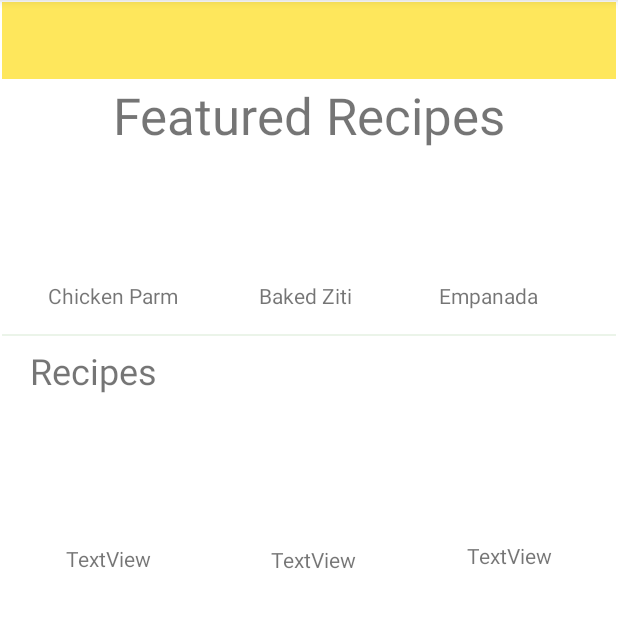
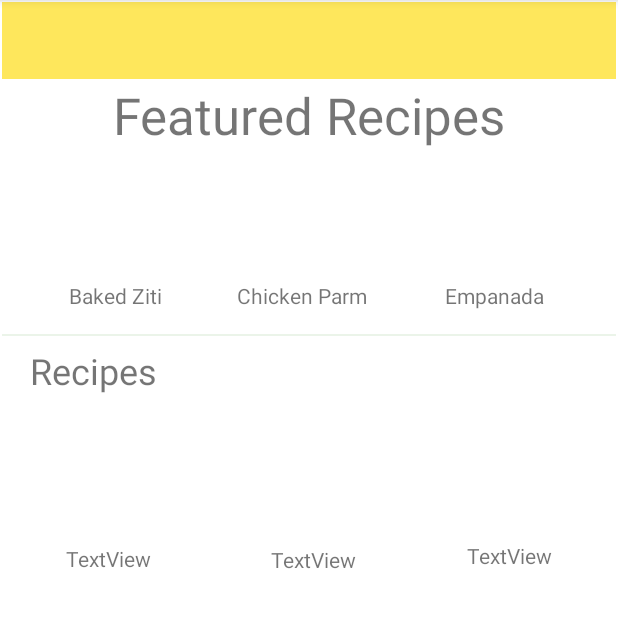
Before and after one commit to wgaines5/TheSensitiveEntree, an Android app: the MainActivity screen opened directly, with no data from a screen before it, on a phone screen of 412 x 824 dp, the part 84-712 px from its top. Run offline under Robolectric (Android 15) with nearby library versions, the phone set to English and light mode, and no system bars.

Commit message:
Progress on Home and Menu - update

```diff
--- a/app/src/main/res/layout/activity_main.xml
+++ b/app/src/main/res/layout/activity_main.xml
@@ -59,34 +59,34 @@
         app:layout_constraintStart_toStartOf="parent" />
 
     <TextView
-        android:id="@+id/feattx1"
+        android:id="@+id/featrecipestx1"
         android:layout_width="wrap_content"
         android:layout_height="wrap_content"
-        android:layout_marginStart="32dp"
+        android:layout_marginStart="50dp"
         android:layout_marginBottom="16dp"
         android:text="Chicken Parm"
         app:layout_constraintBottom_toTopOf="@+id/divider"
-        app:layout_constraintStart_toStartOf="parent" />
+        app:layout_constraintStart_toEndOf="@+id/feattx2" />
 
     <TextView
         android:id="@+id/feattx2"
         android:layout_width="wrap_content"
         android:layout_height="wrap_content"
-        android:layout_marginStart="54dp"
+        android:layout_marginStart="46dp"
         android:layout_marginBottom="16dp"
         android:text="Baked Ziti"
         app:layout_constraintBottom_toTopOf="@+id/divider"
-        app:layout_constraintStart_toEndOf="@+id/feattx1" />
+        app:layout_constraintStart_toStartOf="parent" />
 
     <TextView
         android:id="@+id/feattx3"
         android:layout_width="wrap_content"
         android:layout_height="wrap_content"
-        android:layout_marginStart="58dp"
+        android:layout_marginStart="52dp"
         android:layout_marginBottom="16dp"
         android:text="Empanada"
         app:layout_constraintBottom_toTopOf="@+id/divider"
-        app:layout_constraintStart_toEndOf="@+id/feattx2" />
+        app:layout_constraintStart_toEndOf="@+id/featrecipestx1" />
 
     <TextView
         android:id="@+id/recipe"
@@ -112,7 +112,7 @@
         app:layout_constraintTop_toBottomOf="@+id/featrecipes" />
 
     <TextView
-        android:id="@+id/textView8"
+        android:id="@+id/recipetx3"
         android:layout_width="wrap_content"
         android:layout_height="wrap_content"
         android:layout_marginStart="74dp"
@@ -191,7 +191,7 @@
         android:layout_marginStart="14dp"
         android:layout_marginTop="16dp"
         android:layout_marginBottom="16dp"
-        app:layout_constraintBottom_toTopOf="@+id/feattx1"
+        app:layout_constraintBottom_toTopOf="@+id/featrecipestx1"
         app:layout_constraintStart_toStartOf="parent"
         app:layout_constraintTop_toBottomOf="@+id/featrecipes"
         app:layout_constraintVertical_bias="0.555"
@@ -274,7 +274,7 @@
         app:layout_constraintEnd_toEndOf="parent"
         app:layout_constraintHorizontal_bias="0.0"
         app:layout_constraintStart_toEndOf="@+id/recpie5"
-        app:layout_constraintTop_toBottomOf="@+id/textView8"
+        app:layout_constraintTop_toBottomOf="@+id/recipetx3"
         tools:srcCompat="@tools:sample/backgrounds/scenic" />
 
     <ImageView
--- /dev/null
+++ b/app/src/main/res/menu/primary_menu.xml
@@ -0,0 +1,34 @@
+<?xml version="1.0" encoding="utf-8"?>
+<menu xmlns:android="http://schemas.android.com/apk/res/android">
+
+    <item
+        android:id="@+id/menu_home"
+        android:title="Home" />
+    <item
+        android:id="@+id/menu_profile"
+        android:title="Profile"/>
+    <item
+        android:id="@+id/menu_cooking_tips"
+        android:title="Cooking Tips"/>
+    <item
+        android:id="@+id/menu_calorie_counter"
+        android:title="Calorie Counter"/>
+    <item
+        android:id="@+id/menu_ingredient_substitutions"
+        android:title="Ingredient Substitutions"/>
+    <item
+        android:id="@+id/menu_resources"
+        android:title="Resources"/>
+    <item
+        android:id="@+id/search"
+        android:title="Search"/>
+    <item
+        android:id="@+id/menu_pantry"
+        android:title="Pantry"/>
+    <item
+        android:id="@+id/menu_settings"
+        android:title="Settings"/>
+    <item
+        android:id="@+id/menu_about"
+        android:title="About"/>
+</menu>
```
